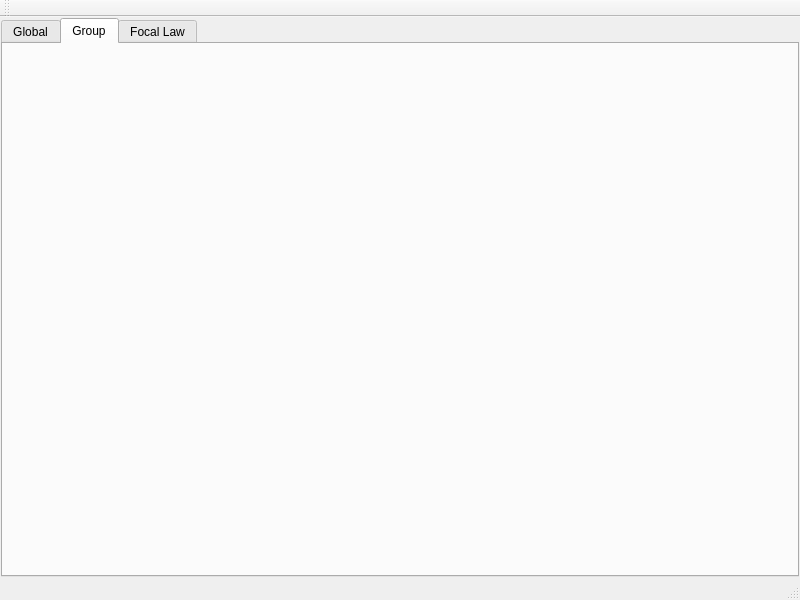
15903016222/Voice, file fpga/test_fpga/mainwindow.ui: the form before one commit.
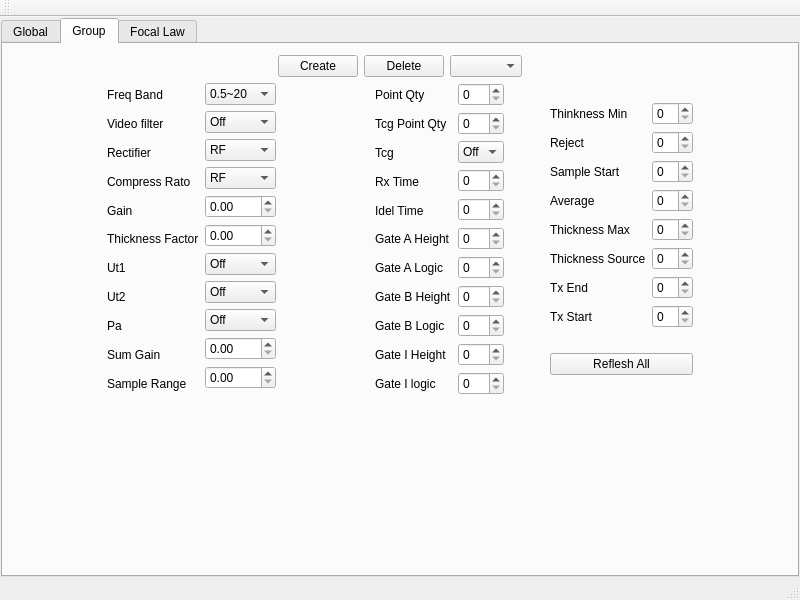
The form after the commit. The open tabs and pages were chosen to show the change.

```diff
--- a/fpga/test_fpga/mainwindow.ui
+++ b/fpga/test_fpga/mainwindow.ui
@@ -1317,6 +1317,599 @@
        <attribute name="title">
         <string>Group</string>
        </attribute>
+       <layout class="QVBoxLayout" name="verticalLayout_22">
+        <item>
+         <layout class="QHBoxLayout" name="horizontalLayout_16">
+          <item>
+           <spacer name="horizontalSpacer_10">
+            <property name="orientation">
+             <enum>Qt::Horizontal</enum>
+            </property>
+            <property name="sizeHint" stdset="0">
+             <size>
+              <width>40</width>
+              <height>20</height>
+             </size>
+            </property>
+           </spacer>
+          </item>
+          <item>
+           <widget class="QPushButton" name="pushButton">
+            <property name="text">
+             <string>Create</string>
+            </property>
+           </widget>
+          </item>
+          <item>
+           <widget class="QPushButton" name="pushButton_2">
+            <property name="text">
+             <string>Delete</string>
+            </property>
+           </widget>
+          </item>
+          <item>
+           <widget class="QComboBox" name="comboBox"/>
+          </item>
+          <item>
+           <spacer name="horizontalSpacer_5">
+            <property name="orientation">
+             <enum>Qt::Horizontal</enum>
+            </property>
+            <property name="sizeHint" stdset="0">
+             <size>
+              <width>40</width>
+              <height>20</height>
+             </size>
+            </property>
+           </spacer>
+          </item>
+         </layout>
+        </item>
+        <item>
+         <layout class="QHBoxLayout" name="horizontalLayout_15">
+          <item>
+           <spacer name="horizontalSpacer_6">
+            <property name="orientation">
+             <enum>Qt::Horizontal</enum>
+            </property>
+            <property name="sizeHint" stdset="0">
+             <size>
+              <width>40</width>
+              <height>20</height>
+             </size>
+            </property>
+           </spacer>
+          </item>
+          <item>
+           <layout class="QHBoxLayout" name="horizontalLayout_12">
+            <item>
+             <layout class="QVBoxLayout" name="verticalLayout_15">
+              <item>
+               <widget class="QLabel" name="label_27">
+                <property name="text">
+                 <string>Freq Band</string>
+                </property>
+               </widget>
+              </item>
+              <item>
+               <widget class="QLabel" name="label_28">
+                <property name="text">
+                 <string>Video filter</string>
+                </property>
+               </widget>
+              </item>
+              <item>
+               <widget class="QLabel" name="label_29">
+                <property name="text">
+                 <string>Rectifier</string>
+                </property>
+               </widget>
+              </item>
+              <item>
+               <widget class="QLabel" name="label_30">
+                <property name="text">
+                 <string>Compress Rato</string>
+                </property>
+               </widget>
+              </item>
+              <item>
+               <widget class="QLabel" name="label_31">
+                <property name="text">
+                 <string>Gain</string>
+                </property>
+               </widget>
+              </item>
+              <item>
+               <widget class="QLabel" name="label_32">
+                <property name="text">
+                 <string>Thickness Factor</string>
+                </property>
+               </widget>
+              </item>
+              <item>
+               <widget class="QLabel" name="label_33">
+                <property name="text">
+                 <string>Ut1</string>
+                </property>
+               </widget>
+              </item>
+              <item>
+               <widget class="QLabel" name="label_34">
+                <property name="text">
+                 <string>Ut2</string>
+                </property>
+               </widget>
+              </item>
+              <item>
+               <widget class="QLabel" name="label_35">
+                <property name="text">
+                 <string>Pa</string>
+                </property>
+               </widget>
+              </item>
+              <item>
+               <widget class="QLabel" name="label_36">
+                <property name="text">
+                 <string>Sum Gain</string>
+                </property>
+               </widget>
+              </item>
+              <item>
+               <widget class="QLabel" name="label_37">
+                <property name="text">
+                 <string>Sample Range</string>
+                </property>
+               </widget>
+              </item>
+             </layout>
+            </item>
+            <item>
+             <layout class="QVBoxLayout" name="verticalLayout_16">
+              <item>
+               <widget class="QComboBox" name="comboBox_2">
+                <item>
+                 <property name="text">
+                  <string>0.5~20</string>
+                 </property>
+                </item>
+                <item>
+                 <property name="text">
+                  <string>0.5~2.5</string>
+                 </property>
+                </item>
+                <item>
+                 <property name="text">
+                  <string>1~5</string>
+                 </property>
+                </item>
+                <item>
+                 <property name="text">
+                  <string>2~10</string>
+                 </property>
+                </item>
+                <item>
+                 <property name="text">
+                  <string>4~16</string>
+                 </property>
+                </item>
+                <item>
+                 <property name="text">
+                  <string>5~20</string>
+                 </property>
+                </item>
+               </widget>
+              </item>
+              <item>
+               <widget class="QComboBox" name="comboBox_3">
+                <item>
+                 <property name="text">
+                  <string>Off</string>
+                 </property>
+                </item>
+                <item>
+                 <property name="text">
+                  <string>On</string>
+                 </property>
+                </item>
+               </widget>
+              </item>
+              <item>
+               <widget class="QComboBox" name="comboBox_4">
+                <item>
+                 <property name="text">
+                  <string>RF</string>
+                 </property>
+                </item>
+                <item>
+                 <property name="text">
+                  <string>HW+</string>
+                 </property>
+                </item>
+                <item>
+                 <property name="text">
+                  <string>HW-</string>
+                 </property>
+                </item>
+                <item>
+                 <property name="text">
+                  <string>HW</string>
+                 </property>
+                </item>
+               </widget>
+              </item>
+              <item>
+               <widget class="QComboBox" name="comboBox_5">
+                <item>
+                 <property name="text">
+                  <string>RF</string>
+                 </property>
+                </item>
+                <item>
+                 <property name="text">
+                  <string>HW+</string>
+                 </property>
+                </item>
+                <item>
+                 <property name="text">
+                  <string>HW-</string>
+                 </property>
+                </item>
+                <item>
+                 <property name="text">
+                  <string>HW</string>
+                 </property>
+                </item>
+               </widget>
+              </item>
+              <item>
+               <widget class="QDoubleSpinBox" name="doubleSpinBox"/>
+              </item>
+              <item>
+               <widget class="QDoubleSpinBox" name="doubleSpinBox_2"/>
+              </item>
+              <item>
+               <widget class="QComboBox" name="comboBox_6">
+                <item>
+                 <property name="text">
+                  <string>Off</string>
+                 </property>
+                </item>
+                <item>
+                 <property name="text">
+                  <string>On</string>
+                 </property>
+                </item>
+               </widget>
+              </item>
+              <item>
+               <widget class="QComboBox" name="comboBox_7">
+                <item>
+                 <property name="text">
+                  <string>Off</string>
+                 </property>
+                </item>
+                <item>
+                 <property name="text">
+                  <string>On</string>
+                 </property>
+                </item>
+               </widget>
+              </item>
+              <item>
+               <widget class="QComboBox" name="comboBox_8">
+                <item>
+                 <property name="text">
+                  <string>Off</string>
+                 </property>
+                </item>
+                <item>
+                 <property name="text">
+                  <string>On</string>
+                 </property>
+                </item>
+               </widget>
+              </item>
+              <item>
+               <widget class="QDoubleSpinBox" name="doubleSpinBox_3"/>
+              </item>
+              <item>
+               <widget class="QDoubleSpinBox" name="doubleSpinBox_4"/>
+              </item>
+             </layout>
+            </item>
+           </layout>
+          </item>
+          <item>
+           <spacer name="horizontalSpacer_7">
+            <property name="orientation">
+             <enum>Qt::Horizontal</enum>
+            </property>
+            <property name="sizeHint" stdset="0">
+             <size>
+              <width>40</width>
+              <height>20</height>
+             </size>
+            </property>
+           </spacer>
+          </item>
+          <item>
+           <layout class="QHBoxLayout" name="horizontalLayout_13">
+            <item>
+             <layout class="QVBoxLayout" name="verticalLayout_17">
+              <item>
+               <widget class="QLabel" name="label_38">
+                <property name="text">
+                 <string>Point Qty</string>
+                </property>
+               </widget>
+              </item>
+              <item>
+               <widget class="QLabel" name="label_39">
+                <property name="text">
+                 <string>Tcg Point Qty</string>
+                </property>
+               </widget>
+              </item>
+              <item>
+               <widget class="QLabel" name="label_40">
+                <property name="text">
+                 <string>Tcg</string>
+                </property>
+               </widget>
+              </item>
+              <item>
+               <widget class="QLabel" name="label_41">
+                <property name="text">
+                 <string>Rx Time</string>
+                </property>
+               </widget>
+              </item>
+              <item>
+               <widget class="QLabel" name="label_42">
+                <property name="text">
+                 <string>Idel Time</string>
+                </property>
+               </widget>
+              </item>
+              <item>
+               <widget class="QLabel" name="label_43">
+                <property name="text">
+                 <string>Gate A Height</string>
+                </property>
+               </widget>
+              </item>
+              <item>
+               <widget class="QLabel" name="label_44">
+                <property name="text">
+                 <string>Gate A Logic</string>
+                </property>
+               </widget>
+              </item>
+              <item>
+               <widget class="QLabel" name="label_45">
+                <property name="text">
+                 <string>Gate B Height</string>
+                </property>
+               </widget>
+              </item>
+              <item>
+               <widget class="QLabel" name="label_46">
+                <property name="text">
+                 <string>Gate B Logic</string>
+                </property>
+               </widget>
+              </item>
+              <item>
+               <widget class="QLabel" name="label_47">
+                <property name="text">
+                 <string>Gate I Height</string>
+                </property>
+               </widget>
+              </item>
+              <item>
+               <widget class="QLabel" name="label_48">
+                <property name="text">
+                 <string>Gate I logic</string>
+                </property>
+               </widget>
+              </item>
+             </layout>
+            </item>
+            <item>
+             <layout class="QVBoxLayout" name="verticalLayout_18">
+              <item>
+               <widget class="QSpinBox" name="spinBox"/>
+              </item>
+              <item>
+               <widget class="QSpinBox" name="spinBox_2"/>
+              </item>
+              <item>
+               <widget class="QComboBox" name="comboBox_9">
+                <item>
+                 <property name="text">
+                  <string>Off</string>
+                 </property>
+                </item>
+                <item>
+                 <property name="text">
+                  <string>On</string>
+                 </property>
+                </item>
+               </widget>
+              </item>
+              <item>
+               <widget class="QSpinBox" name="spinBox_4"/>
+              </item>
+              <item>
+               <widget class="QSpinBox" name="spinBox_5"/>
+              </item>
+              <item>
+               <widget class="QSpinBox" name="spinBox_6"/>
+              </item>
+              <item>
+               <widget class="QSpinBox" name="spinBox_7"/>
+              </item>
+              <item>
+               <widget class="QSpinBox" name="spinBox_9"/>
+              </item>
+              <item>
+               <widget class="QSpinBox" name="spinBox_8"/>
+              </item>
+              <item>
+               <widget class="QSpinBox" name="spinBox_10"/>
+              </item>
+              <item>
+               <widget class="QSpinBox" name="spinBox_11"/>
+              </item>
+             </layout>
+            </item>
+            <item>
+             <spacer name="horizontalSpacer_8">
+              <property name="orientation">
+               <enum>Qt::Horizontal</enum>
+              </property>
+              <property name="sizeHint" stdset="0">
+               <size>
+                <width>40</width>
+                <height>20</height>
+               </size>
+              </property>
+             </spacer>
+            </item>
+           </layout>
+          </item>
+          <item>
+           <layout class="QVBoxLayout" name="verticalLayout_21">
+            <item>
+             <layout class="QHBoxLayout" name="horizontalLayout_14">
+              <item>
+               <layout class="QVBoxLayout" name="verticalLayout_19">
+                <item>
+                 <widget class="QLabel" name="label_49">
+                  <property name="text">
+                   <string>Thinkness Min</string>
+                  </property>
+                 </widget>
+                </item>
+                <item>
+                 <widget class="QLabel" name="label_50">
+                  <property name="text">
+                   <string>Reject</string>
+                  </property>
+                 </widget>
+                </item>
+                <item>
+                 <widget class="QLabel" name="label_51">
+                  <property name="text">
+                   <string>Sample Start</string>
+                  </property>
+                 </widget>
+                </item>
+                <item>
+                 <widget class="QLabel" name="label_52">
+                  <property name="text">
+                   <string>Average</string>
+                  </property>
+                 </widget>
+                </item>
+                <item>
+                 <widget class="QLabel" name="label_53">
+                  <property name="text">
+                   <string>Thickness Max</string>
+                  </property>
+                 </widget>
+                </item>
+                <item>
+                 <widget class="QLabel" name="label_54">
+                  <property name="text">
+                   <string>Thickness Source</string>
+                  </property>
+                 </widget>
+                </item>
+                <item>
+                 <widget class="QLabel" name="label_55">
+                  <property name="text">
+                   <string>Tx End</string>
+                  </property>
+                 </widget>
+                </item>
+                <item>
+                 <widget class="QLabel" name="label_56">
+                  <property name="text">
+                   <string>Tx Start</string>
+                  </property>
+                 </widget>
+                </item>
+               </layout>
+              </item>
+              <item>
+               <layout class="QVBoxLayout" name="verticalLayout_20">
+                <item>
+                 <widget class="QSpinBox" name="spinBox_13"/>
+                </item>
+                <item>
+                 <widget class="QSpinBox" name="spinBox_12"/>
+                </item>
+                <item>
+                 <widget class="QSpinBox" name="spinBox_16"/>
+                </item>
+                <item>
+                 <widget class="QSpinBox" name="spinBox_17"/>
+                </item>
+                <item>
+                 <widget class="QSpinBox" name="spinBox_15"/>
+                </item>
+                <item>
+                 <widget class="QSpinBox" name="spinBox_14"/>
+                </item>
+                <item>
+                 <widget class="QSpinBox" name="spinBox_18"/>
+                </item>
+                <item>
+                 <widget class="QSpinBox" name="spinBox_19"/>
+                </item>
+               </layout>
+              </item>
+             </layout>
+            </item>
+            <item>
+             <widget class="QPushButton" name="pushButton_3">
+              <property name="text">
+               <string>Reflesh All</string>
+              </property>
+             </widget>
+            </item>
+           </layout>
+          </item>
+          <item>
+           <spacer name="horizontalSpacer_9">
+            <property name="orientation">
+             <enum>Qt::Horizontal</enum>
+            </property>
+            <property name="sizeHint" stdset="0">
+             <size>
+              <width>40</width>
+              <height>20</height>
+             </size>
+            </property>
+           </spacer>
+          </item>
+         </layout>
+        </item>
+        <item>
+         <spacer name="verticalSpacer_4">
+          <property name="orientation">
+           <enum>Qt::Vertical</enum>
+          </property>
+          <property name="sizeHint" stdset="0">
+           <size>
+            <width>20</width>
+            <height>40</height>
+           </size>
+          </property>
+         </spacer>
+        </item>
+       </layout>
       </widget>
       <widget class="QWidget" name="tab_2">
        <attribute name="title">
```
Left out of the diff: 19 changed lines with no effect on the pictures.
